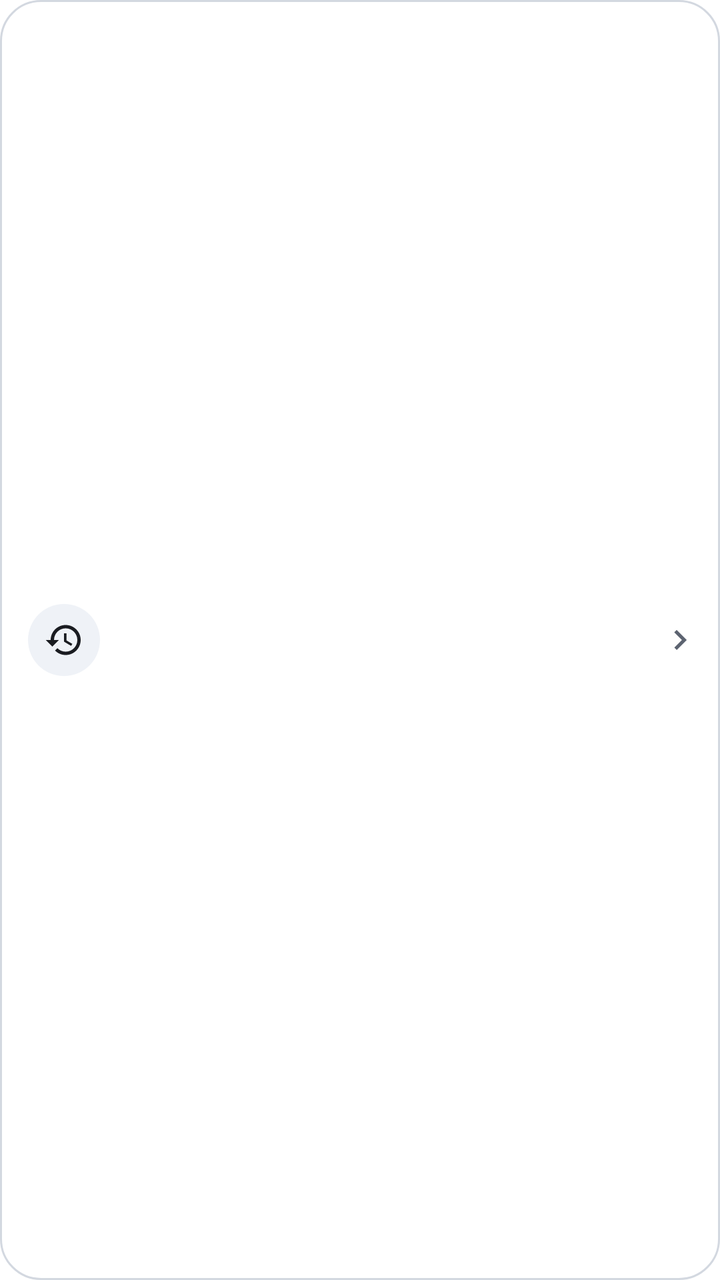
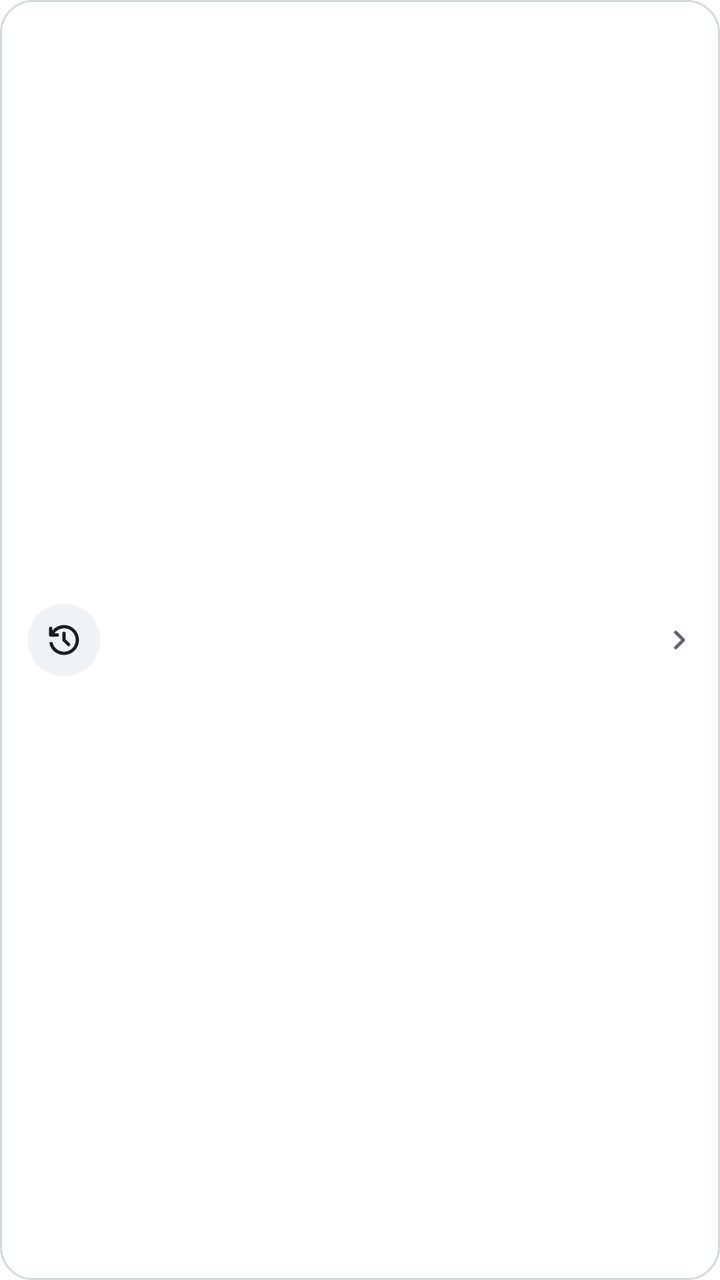

An Android layout rendered at two revisions. The XML below is the earlier revision; the diff shows what the commit changed to produce the second picture.
<!-- AndroidManifest.xml: application theme Theme.Swift -->
<!-- res/layout/item_tab_banner.xml -->
<?xml version="1.0" encoding="utf-8"?>
<LinearLayout xmlns:android="http://schemas.android.com/apk/res/android"
    xmlns:app="http://schemas.android.com/apk/res-auto"
    android:layout_width="match_parent"
    android:layout_height="wrap_content"
    android:layout_margin="6dp"
    android:background="@drawable/bg_tab_card"
    android:foreground="?attr/selectableItemBackground"
    android:gravity="center_vertical"
    android:minHeight="64dp"
    android:orientation="horizontal"
    android:paddingStart="14dp"
    android:paddingTop="10dp"
    android:paddingEnd="10dp"
    android:paddingBottom="10dp">

    <ImageView
        android:id="@+id/banner_icon"
        android:layout_width="36dp"
        android:layout_height="36dp"
        android:background="@drawable/bg_circle"
        android:backgroundTint="@color/surface_alt"
        android:importantForAccessibility="no"
        android:padding="8dp"
        android:src="@drawable/ic_history"
        app:tint="@color/text_primary" />

    <LinearLayout
        android:layout_width="0dp"
        android:layout_height="wrap_content"
        android:layout_marginStart="14dp"
        android:layout_weight="1"
        android:orientation="vertical">

        <TextView
            android:id="@+id/banner_title"
            android:layout_width="match_parent"
            android:layout_height="wrap_content"
            android:fontFamily="sans-serif-medium"
            android:textColor="@color/text_primary"
            android:textSize="15sp" />

        <TextView
            android:id="@+id/banner_text"
            android:layout_width="match_parent"
            android:layout_height="wrap_content"
            android:layout_marginTop="2dp"
            android:textColor="@color/text_secondary"
            android:textSize="13sp" />
    </LinearLayout>

    <ImageView
        android:id="@+id/banner_chevron"
        android:layout_width="20dp"
        android:layout_height="20dp"
        android:importantForAccessibility="no"
        android:src="@drawable/ic_chevron_right"
        app:tint="@color/text_secondary" />
</LinearLayout>
<!-- resources referenced by this layout -->
<resources>
  <!-- drawable bg_tab_card (drawable) -->
  <?xml version="1.0" encoding="utf-8"?>
  <shape xmlns:android="http://schemas.android.com/apk/res/android" android:shape="rectangle">
      <solid android:color="@color/tab_card_bg" />
      <stroke android:width="1dp" android:color="@color/outline" />
      <corners android:radius="20dp" />
  </shape>
  <!-- drawable ic_chevron_right (drawable) -->
  <vector xmlns:android="http://schemas.android.com/apk/res/android"
      android:width="24dp"
      android:height="24dp"
      android:tint="?attr/colorControlNormal"
      android:viewportWidth="24"
      android:viewportHeight="24">
      <path
          android:fillColor="@android:color/white"
          android:pathData="M10,6L8.59,7.41 13.17,12l-4.58,4.59L10,18l6,-6z" />
  </vector>
  <!-- drawable ic_history (drawable) -->
  <vector xmlns:android="http://schemas.android.com/apk/res/android"
      android:width="24dp"
      android:height="24dp"
      android:tint="?attr/colorControlNormal"
      android:viewportWidth="24"
      android:viewportHeight="24">
      <path
          android:fillColor="@android:color/white"
          android:pathData="M13,3c-4.97,0 -9,4.03 -9,9H1l3.89,3.89 0.07,0.14L9,12H6c0,-3.87 3.13,-7 7,-7s7,3.13 7,7 -3.13,7 -7,7c-1.93,0 -3.68,-0.79 -4.94,-2.06l-1.42,1.42C8.27,19.99 10.51,21 13,21c4.97,0 9,-4.03 9,-9s-4.03,-9 -9,-9zM12,8v5l4.28,2.54 0.72,-1.21 -3.5,-2.08V8H12z" />
  </vector>
  <style name="Base.Theme.Swift" parent="Theme.Material3.DayNight.NoActionBar">
          <item name="colorPrimary">@color/accent</item>
          <item name="colorOnPrimary">@color/on_accent</item>
          <item name="colorPrimaryContainer">@color/accent_container</item>
          <item name="colorOnPrimaryContainer">@color/on_accent_container</item>
          <item name="colorSecondary">@color/accent</item>
          <item name="colorOnSecondary">@color/on_accent</item>
          <item name="colorSecondaryContainer">@color/accent_container</item>
          <item name="colorOnSecondaryContainer">@color/on_accent_container</item>
          <item name="colorSurface">@color/sheet_bg</item>
          <item name="colorOnSurface">@color/text_primary</item>
          <item name="colorSurfaceVariant">@color/surface_alt</item>
          <item name="colorOnSurfaceVariant">@color/text_secondary</item>
          <item name="colorSurfaceContainerLowest">@color/sheet_bg</item>
          <item name="colorSurfaceContainerLow">@color/sheet_bg</item>
          <item name="colorSurfaceContainer">@color/sheet_bg</item>
          <item name="colorSurfaceContainerHigh">@color/sheet_bg</item>
          <item name="colorSurfaceContainerHighest">@color/surface_alt</item>
          
          <item name="elevationOverlayEnabled">false</item>
          <item name="colorOutline">@color/outline</item>
          <item name="colorOutlineVariant">@color/divider</item>
          <item name="colorControlNormal">@color/text_secondary</item>
          <item name="android:colorBackground">@color/page_bg</item>
          <item name="android:windowBackground">@color/page_bg</item>
          <item name="android:statusBarColor">@color/toolbar_bg</item>
          <item name="android:navigationBarColor">@android:color/black</item>
          <item name="android:textColorPrimary">@color/text_primary</item>
          <item name="android:textColorSecondary">@color/text_secondary</item>
          <item name="bottomSheetDialogTheme">@style/Theme.Swift.BottomSheet</item>
          <item name="materialAlertDialogTheme">@style/ThemeOverlay.Swift.Dialog</item>
          <item name="android:windowAnimationStyle">@style/Swift.WindowAnimations</item>
          
          <item name="actionMenuTextAppearance">@style/Swift.ActionMenuText</item>
          <item name="android:actionMenuTextAppearance">@style/Swift.ActionMenuText</item>
      </style>
  <style name="Swift.DialogShape" parent="">
          <item name="cornerFamily">rounded</item>
          <item name="cornerSize">26dp</item>
      </style>
  <!-- unchanged entries left out for length: 25 -->
</resources>

<!-- the commit's change to res/layout/item_tab_banner.xml (unified diff, before → after) -->
@@ -38,7 +38,7 @@
             android:layout_height="wrap_content"
             android:fontFamily="sans-serif-medium"
             android:textColor="@color/text_primary"
-            android:textSize="15sp" />
+            android:textSize="@dimen/text_body" />
 
         <TextView
             android:id="@+id/banner_text"
@@ -46,7 +46,7 @@
             android:layout_height="wrap_content"
             android:layout_marginTop="2dp"
             android:textColor="@color/text_secondary"
-            android:textSize="13sp" />
+            android:textSize="@dimen/text_caption" />
     </LinearLayout>
 
     <ImageView
<!-- resource entries referenced after the edit -->
@@ -1,33 +1,41 @@
 <!-- resources referenced by this layout -->
 <resources>
+  <dimen name="text_body">15sp</dimen>
+  <dimen name="text_caption">12.5sp</dimen>
   <!-- drawable bg_tab_card (drawable) -->
   <?xml version="1.0" encoding="utf-8"?>
   <shape xmlns:android="http://schemas.android.com/apk/res/android" android:shape="rectangle">
       <solid android:color="@color/tab_card_bg" />
       <stroke android:width="1dp" android:color="@color/outline" />
-      <corners android:radius="20dp" />
+      <corners android:radius="16dp" />
   </shape>
   <!-- drawable ic_chevron_right (drawable) -->
   <vector xmlns:android="http://schemas.android.com/apk/res/android"
       android:width="24dp"
       android:height="24dp"
       android:tint="?attr/colorControlNormal"
-      android:viewportWidth="24"
-      android:viewportHeight="24">
-      <path
-          android:fillColor="@android:color/white"
-          android:pathData="M10,6L8.59,7.41 13.17,12l-4.58,4.59L10,18l6,-6z" />
+      android:viewportWidth="960"
+      android:viewportHeight="960">
+      
+      <group android:translateY="960">
+          <path
+              android:fillColor="@android:color/white"
+              android:pathData="M504,-480L348,-636q-11,-11 -11,-28t11,-28q11,-11 28,-11t28,11l184,184q6,6 8.5,13t2.5,15q0,8 -2.5,15t-8.5,13L404,-268q-11,11 -28,11t-28,-11q-11,-11 -11,-28t11,-28l156,-156Z" />
+      </group>
   </vector>
   <!-- drawable ic_history (drawable) -->
   <vector xmlns:android="http://schemas.android.com/apk/res/android"
       android:width="24dp"
       android:height="24dp"
       android:tint="?attr/colorControlNormal"
-      android:viewportWidth="24"
-      android:viewportHeight="24">
-      <path
-          android:fillColor="@android:color/white"
-          android:pathData="M13,3c-4.97,0 -9,4.03 -9,9H1l3.89,3.89 0.07,0.14L9,12H6c0,-3.87 3.13,-7 7,-7s7,3.13 7,7 -3.13,7 -7,7c-1.93,0 -3.68,-0.79 -4.94,-2.06l-1.42,1.42C8.27,19.99 10.51,21 13,21c4.97,0 9,-4.03 9,-9s-4.03,-9 -9,-9zM12,8v5l4.28,2.54 0.72,-1.21 -3.5,-2.08V8H12z" />
+      android:viewportWidth="960"
+      android:viewportHeight="960">
+      
+      <group android:translateY="960">
+          <path
+              android:fillColor="@android:color/white"
+              android:pathData="M480,-120q-126,0 -223,-76.5T131,-392q-4,-15 6,-27.5t27,-14.5q16,-2 29,6t18,24q24,90 99,147t170,57q117,0 198.5,-81.5T760,-480q0,-117 -81.5,-198.5T480,-760q-69,0 -129,32t-101,88h70q17,0 28.5,11.5T360,-600q0,17 -11.5,28.5T320,-560H160q-17,0 -28.5,-11.5T120,-600v-160q0,-17 11.5,-28.5T160,-800q17,0 28.5,11.5T200,-760v54q51,-64 124.5,-99T480,-840q75,0 140.5,28.5t114,77q48.5,48.5 77,114T840,-480q0,75 -28.5,140.5t-77,114q-48.5,48.5 -114,77T480,-120Zm40,-376l100,100q11,11 11,28t-11,28q-11,11 -28,11t-28,-11L452,-452q-6,-6 -9,-13.5t-3,-15.5v-159q0,-17 11.5,-28.5T480,-680q17,0 28.5,11.5T520,-640v144Z" />
+      </group>
   </vector>
   <style name="Base.Theme.Swift" parent="Theme.Material3.DayNight.NoActionBar">
           <item name="colorPrimary">@color/accent</item>
@@ -62,12 +70,23 @@
           <item name="materialAlertDialogTheme">@style/ThemeOverlay.Swift.Dialog</item>
           <item name="android:windowAnimationStyle">@style/Swift.WindowAnimations</item>
           
+          <item name="android:textViewStyle">@style/Swift.TextView</item>
+          
+          <item name="textAppearanceTitleLarge">@style/Swift.TitleLarge</item>
+          
           <item name="actionMenuTextAppearance">@style/Swift.ActionMenuText</item>
           <item name="android:actionMenuTextAppearance">@style/Swift.ActionMenuText</item>
       </style>
+  <style name="Swift.TextView" parent="android:Widget.TextView">
+          <item name="android:hyphenationFrequency">none</item>
+      </style>
+  <style name="Swift.TitleLarge" parent="TextAppearance.Material3.TitleLarge">
+          <item name="android:fontFamily">sans-serif</item>
+          <item name="android:textStyle">bold</item>
+      </style>
   <style name="Swift.DialogShape" parent="">
           <item name="cornerFamily">rounded</item>
-          <item name="cornerSize">26dp</item>
+          <item name="cornerSize">24dp</item>
       </style>
   <!-- unchanged entries left out for length: 25 -->
 </resources>
